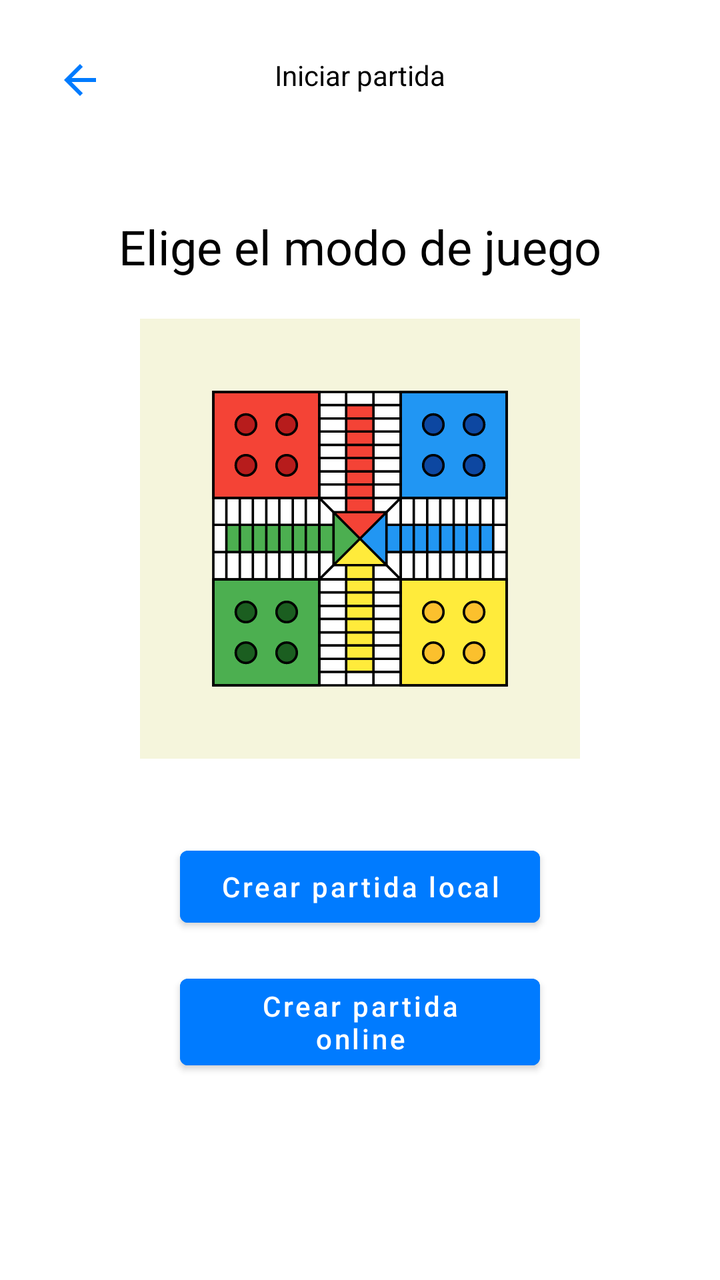
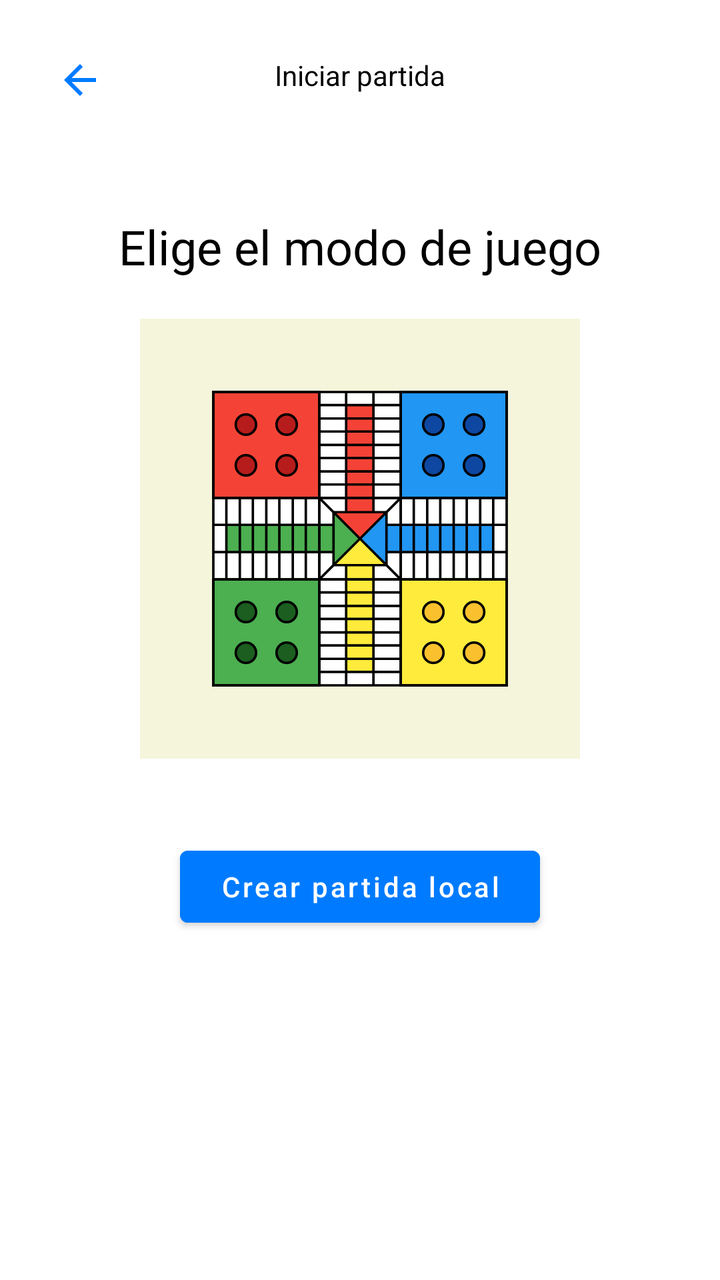

Two renders of the same Android screen: before a commit and after it. Below are the layout's source before the change and the commit's diff.
<!-- AndroidManifest.xml: application theme Theme.Parchis -->
<!-- res/layout/activity_game_mode.xml -->
<?xml version="1.0" encoding="utf-8"?>

<androidx.constraintlayout.widget.ConstraintLayout xmlns:android="http://schemas.android.com/apk/res/android"
    xmlns:app="http://schemas.android.com/apk/res-auto"
    xmlns:tools="http://schemas.android.com/tools"
    android:layout_width="match_parent"
    android:layout_height="match_parent"
    android:background="#FFFFFF"
    tools:context=".GameModeActivity">

    <ImageButton
        android:id="@+id/btnBackMode"
        android:layout_width="48dp"
        android:layout_height="48dp"
        android:layout_marginStart="16dp"
        android:layout_marginTop="16dp"
        android:background="?attr/selectableItemBackgroundBorderless"
        android:src="@drawable/ic_back"
        app:layout_constraintStart_toStartOf="parent"
        app:layout_constraintTop_toTopOf="parent" />

    <TextView
        android:id="@+id/textViewModeTitle"
        android:layout_width="wrap_content"
        android:layout_height="wrap_content"
        android:layout_marginTop="28dp"
        android:text="Iniciar partida"
        android:textColor="#000000"
        android:textSize="14sp"
        app:layout_constraintEnd_toEndOf="parent"
        app:layout_constraintStart_toStartOf="parent"
        app:layout_constraintTop_toTopOf="parent" />

    <TextView
        android:id="@+id/tvChooseMode"
        android:layout_width="wrap_content"
        android:layout_height="wrap_content"
        android:layout_marginTop="60dp"
        android:text="Elige el modo de juego"
        android:textColor="#000000"
        android:textSize="24sp"
        app:layout_constraintEnd_toEndOf="parent"
        app:layout_constraintStart_toStartOf="parent"
        app:layout_constraintTop_toBottomOf="@id/textViewModeTitle" />

    <ImageView
        android:id="@+id/imageViewModeLogo"
        android:layout_width="220dp"
        android:layout_height="220dp"
        android:layout_marginTop="20dp"
        android:src="@drawable/logo_parchis"
        app:layout_constraintEnd_toEndOf="parent"
        app:layout_constraintStart_toStartOf="parent"
        app:layout_constraintTop_toBottomOf="@id/tvChooseMode" />

    <Button
        android:id="@+id/btnLocalGame"
        android:layout_width="180dp"
        android:layout_height="wrap_content"
        android:layout_marginTop="40dp"
        android:backgroundTint="#007BFF"
        android:text="Crear partida local"
        android:textAllCaps="false"
        app:layout_constraintEnd_toEndOf="parent"
        app:layout_constraintStart_toStartOf="parent"
        app:layout_constraintTop_toBottomOf="@id/imageViewModeLogo" />

    <Button
        android:id="@+id/btnOnlineGame"
        android:layout_width="180dp"
        android:layout_height="wrap_content"
        android:layout_marginTop="16dp"
        android:backgroundTint="#007BFF"
        android:text="Crear partida online"
        android:textAllCaps="false"
        app:layout_constraintEnd_toEndOf="parent"
        app:layout_constraintStart_toStartOf="parent"
        app:layout_constraintTop_toBottomOf="@id/btnLocalGame" />

</androidx.constraintlayout.widget.ConstraintLayout>
<!-- resources referenced by this layout -->
<resources>
  <!-- drawable ic_back (drawable) -->
  <vector xmlns:android="http://schemas.android.com/apk/res/android"
      android:width="24dp"
      android:height="24dp"
      android:viewportWidth="24"
      android:viewportHeight="24">
      <path
          android:fillColor="#007BFF"
          android:pathData="M20,11H7.83l5.59-5.59L12,4l-8,8l8,8l1.41-1.41L7.83,13H20V11z" />
  </vector>
  <!-- drawable logo_parchis (drawable) -->
  <?xml version="1.0" encoding="utf-8"?>
  
  <layer-list xmlns:android="http://schemas.android.com/apk/res/android">
      <item android:drawable="@drawable/ic_launcher_background" />
      <item android:drawable="@drawable/ic_launcher_foreground" />
  </layer-list>
  <style name="Theme.Parchis" parent="Theme.MaterialComponents.DayNight.DarkActionBar">
          
          <item name="colorPrimary">@color/purple_500</item>
          <item name="colorPrimaryVariant">@color/purple_700</item>
          <item name="colorOnPrimary">@color/white</item>
          
          <item name="colorSecondary">@color/teal_200</item>
          <item name="colorSecondaryVariant">@color/teal_700</item>
          <item name="colorOnSecondary">@color/black</item>
          
          <item name="android:statusBarColor">?attr/colorPrimaryVariant</item>
          
      </style>
  <!-- drawable ic_launcher_background: vector/xml drawable (drawable, 4427 chars, omitted) -->
  <!-- drawable ic_launcher_foreground (drawable) -->
  <vector xmlns:android="http://schemas.android.com/apk/res/android"
      android:width="108dp"
      android:height="108dp"
      android:viewportWidth="108"
      android:viewportHeight="108">
  
      
      
  
      
      <path
          android:fillColor="#F44336"
          android:pathData="M54,54 L47.5,47.5 L60.5,47.5 Z" />
  
      
      <path
          android:fillColor="#2196F3"
          android:pathData="M54,54 L60.5,47.5 L60.5,60.5 Z" />
  
      
      <path
          android:fillColor="#FFEB3B"
          android:pathData="M54,54 L60.5,60.5 L47.5,60.5 Z" />
  
      
      <path
          android:fillColor="#4CAF50"
          android:pathData="M54,54 L47.5,60.5 L47.5,47.5 Z" />
  
      
      <path
          android:strokeColor="#000000"
          android:strokeWidth="0.6"
          android:pathData="M47.5,47.5 L60.5,60.5 M60.5,47.5 L47.5,60.5 M47.5,47.5 h13 v13 h-13 z" />
  
  </vector>
  <color name="purple_500">#FF6200EE</color>
  <color name="purple_700">#FF3700B3</color>
  <color name="white">#FFFFFFFF</color>
  <color name="teal_200">#FF03DAC5</color>
  <color name="teal_700">#FF018786</color>
  <color name="black">#FF000000</color>
</resources>

<!-- the commit's change to res/layout/activity_game_mode.xml (unified diff, before → after) -->
@@ -5,8 +5,8 @@
     xmlns:tools="http://schemas.android.com/tools"
     android:layout_width="match_parent"
     android:layout_height="match_parent"
-    android:background="#FFFFFF"
-    tools:context=".GameModeActivity">
+    android:background="@color/white"
+    tools:context=".view.GameModeActivity">
 
     <ImageButton
         android:id="@+id/btnBackMode"
@@ -15,6 +15,7 @@
         android:layout_marginStart="16dp"
         android:layout_marginTop="16dp"
         android:background="?attr/selectableItemBackgroundBorderless"
+        android:contentDescription="@string/boton_volver_desde_modo_de_juego"
         android:src="@drawable/ic_back"
         app:layout_constraintStart_toStartOf="parent"
         app:layout_constraintTop_toTopOf="parent" />
@@ -24,8 +25,8 @@
         android:layout_width="wrap_content"
         android:layout_height="wrap_content"
         android:layout_marginTop="28dp"
-        android:text="Iniciar partida"
-        android:textColor="#000000"
+        android:text="@string/iniciar_partida"
+        android:textColor="@color/black"
         android:textSize="14sp"
         app:layout_constraintEnd_toEndOf="parent"
         app:layout_constraintStart_toStartOf="parent"
@@ -36,8 +37,8 @@
         android:layout_width="wrap_content"
         android:layout_height="wrap_content"
         android:layout_marginTop="60dp"
-        android:text="Elige el modo de juego"
-        android:textColor="#000000"
+        android:text="@string/elige_el_modo_de_juego"
+        android:textColor="@color/black"
         android:textSize="24sp"
         app:layout_constraintEnd_toEndOf="parent"
         app:layout_constraintStart_toStartOf="parent"
@@ -48,6 +49,7 @@
         android:layout_width="220dp"
         android:layout_height="220dp"
         android:layout_marginTop="20dp"
+        android:contentDescription="@string/logotipo_de_la_aplicaci_n"
         android:src="@drawable/logo_parchis"
         app:layout_constraintEnd_toEndOf="parent"
         app:layout_constraintStart_toStartOf="parent"
@@ -58,23 +60,12 @@
         android:layout_width="180dp"
         android:layout_height="wrap_content"
         android:layout_marginTop="40dp"
-        android:backgroundTint="#007BFF"
-        android:text="Crear partida local"
+        android:backgroundTint="@color/blue"
+        android:text="@string/crear_partida_local"
         android:textAllCaps="false"
         app:layout_constraintEnd_toEndOf="parent"
         app:layout_constraintStart_toStartOf="parent"
         app:layout_constraintTop_toBottomOf="@id/imageViewModeLogo" />
 
-    <Button
-        android:id="@+id/btnOnlineGame"
-        android:layout_width="180dp"
-        android:layout_height="wrap_content"
-        android:layout_marginTop="16dp"
-        android:backgroundTint="#007BFF"
-        android:text="Crear partida online"
-        android:textAllCaps="false"
-        app:layout_constraintEnd_toEndOf="parent"
-        app:layout_constraintStart_toStartOf="parent"
-        app:layout_constraintTop_toBottomOf="@id/btnLocalGame" />
 
 </androidx.constraintlayout.widget.ConstraintLayout>
<!-- resource entries referenced after the edit -->
@@ -7,7 +7,7 @@
       android:viewportWidth="24"
       android:viewportHeight="24">
       <path
-          android:fillColor="#007BFF"
+          android:fillColor="@color/blue"
           android:pathData="M20,11H7.83l5.59-5.59L12,4l-8,8l8,8l1.41-1.41L7.83,13H20V11z" />
   </vector>
   <!-- drawable logo_parchis (drawable) -->
@@ -17,6 +17,11 @@
       <item android:drawable="@drawable/ic_launcher_background" />
       <item android:drawable="@drawable/ic_launcher_foreground" />
   </layer-list>
+  <string name="boton_volver_desde_modo_de_juego">Boton volver desde modo de juego</string>
+  <string name="crear_partida_local">Crear partida local</string>
+  <string name="elige_el_modo_de_juego">Elige el modo de juego</string>
+  <string name="iniciar_partida">Iniciar partida</string>
+  <string name="logotipo_de_la_aplicaci_n">Logotipo de la aplicación</string>
   <style name="Theme.Parchis" parent="Theme.MaterialComponents.DayNight.DarkActionBar">
           
           <item name="colorPrimary">@color/purple_500</item>
@@ -30,7 +35,7 @@
           <item name="android:statusBarColor">?attr/colorPrimaryVariant</item>
           
       </style>
-  <!-- drawable ic_launcher_background: vector/xml drawable (drawable, 4427 chars, omitted) -->
+  <!-- drawable ic_launcher_background: vector/xml drawable (drawable, 4457 chars, omitted) -->
   <!-- drawable ic_launcher_foreground (drawable) -->
   <vector xmlns:android="http://schemas.android.com/apk/res/android"
       android:width="108dp"
@@ -63,7 +68,7 @@
   
       
       <path
-          android:strokeColor="#000000"
+          android:strokeColor="@color/black"
           android:strokeWidth="0.6"
           android:pathData="M47.5,47.5 L60.5,60.5 M60.5,47.5 L47.5,60.5 M47.5,47.5 h13 v13 h-13 z" />
   
@@ -74,5 +79,6 @@
   <color name="teal_200">#FF03DAC5</color>
   <color name="teal_700">#FF018786</color>
   <color name="black">#FF000000</color>
+  <color name="blue">#FF007BFF</color>
 </resources>
 
